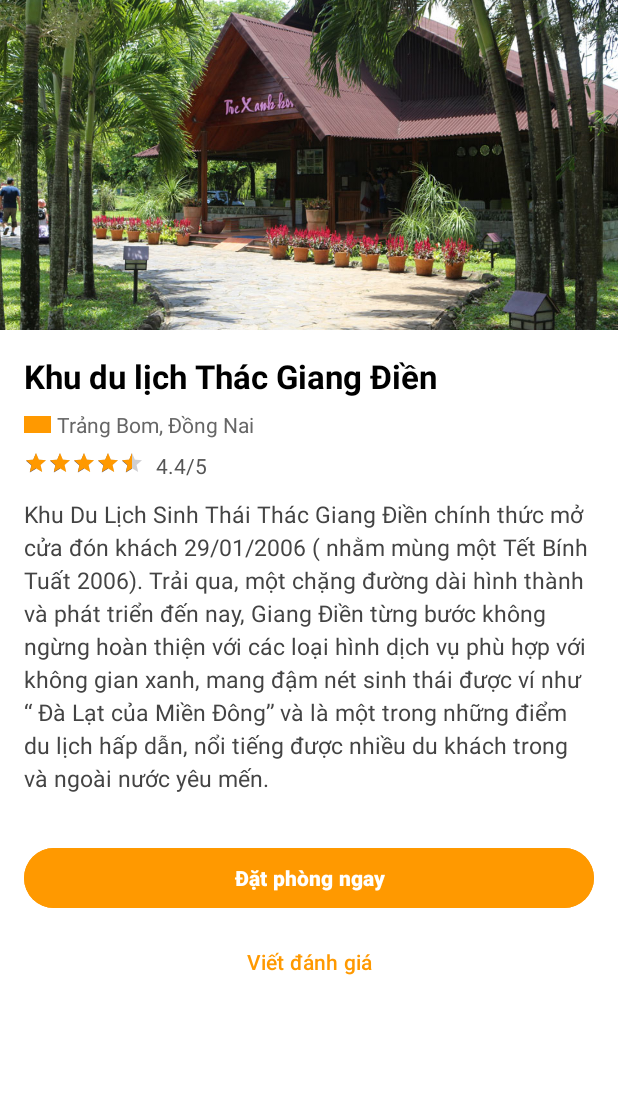
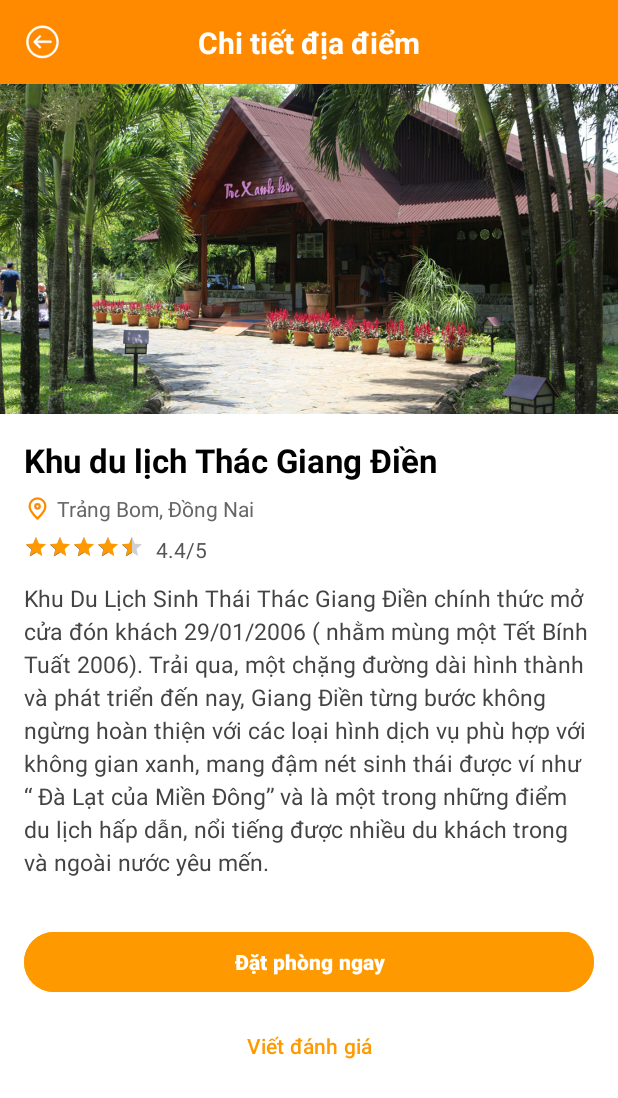
Before and after one commit to 21522009-spec/Travelover, an Android app built with Jetpack Compose: the PlaceDetailActivity screen opened directly, with no data from a screen before it, on a phone screen of 412 x 824 dp. Shown: the top 1098 px of the screen. Run offline under Robolectric (Android 15) with nearby library versions, the phone set to English and light mode, and no system bars; 1 statement that could not run was skipped.

Commit message:
Add files via upload

```diff
--- a/app/src/main/res/layout/activity_place_detail.xml
+++ b/app/src/main/res/layout/activity_place_detail.xml
@@ -6,14 +6,47 @@
     android:background="@color/white"
     android:orientation="vertical">
 
+    <!-- Thanh tiêu đề -->
+    <androidx.constraintlayout.widget.ConstraintLayout
+        android:layout_width="match_parent"
+        android:layout_height="56dp"
+        android:background="@color/primary_orange"
+        android:paddingHorizontal="12dp">
+
+        <ImageView
+            android:id="@+id/btnBack"
+            android:layout_width="32dp"
+            android:layout_height="32dp"
+            android:contentDescription="Quay lại"
+            android:src="@drawable/ic_arrow_back"
+            app:tint="@android:color/white"
+            app:layout_constraintBottom_toBottomOf="parent"
+            app:layout_constraintStart_toStartOf="parent"
+            app:layout_constraintTop_toTopOf="parent" />
+
+        <TextView
+            android:id="@+id/tvToolbarTitle"
+            android:layout_width="wrap_content"
+            android:layout_height="wrap_content"
+            android:text="Chi tiết địa điểm"
+            android:textColor="@android:color/white"
+            android:textSize="20sp"
+            android:textStyle="bold"
+            app:layout_constraintBottom_toBottomOf="parent"
+            app:layout_constraintEnd_toEndOf="parent"
+            app:layout_constraintStart_toStartOf="parent"
+            app:layout_constraintTop_toTopOf="parent" />
+
+    </androidx.constraintlayout.widget.ConstraintLayout>
+
     <!-- Ảnh địa điểm -->
     <ImageView
         android:id="@+id/imgPlace"
         android:layout_width="match_parent"
         android:layout_height="220dp"
+        android:contentDescription="Ảnh địa điểm"
         android:scaleType="centerCrop"
-        android:src="@drawable/thac_giang_dien"
-        android:contentDescription="Ảnh địa điểm" />
+        android:src="@drawable/thac_giang_dien" />
 
     <!-- Nội dung cuộn -->
     <ScrollView
@@ -49,9 +82,10 @@
                 <ImageView
                     android:layout_width="18dp"
                     android:layout_height="18dp"
-                    android:src="@drawable/thac_giang_dien"
-                    app:tint="#FF9900"
-                    android:layout_marginEnd="4dp" />
+                    android:layout_marginEnd="4dp"
+                    android:contentDescription="Biểu tượng vị trí"
+                    android:src="@drawable/ic_location"
+                    app:tint="@color/primary_orange" />
 
                 <TextView
                     android:id="@+id/tvLocation"
--- a/app/src/main/res/layout/activity_review.xml
+++ b/app/src/main/res/layout/activity_review.xml
@@ -86,7 +86,11 @@
             android:layout_width="wrap_content"
             android:layout_height="wrap_content"
             android:numStars="5"
+            android:progressBackgroundTint="#DDDDDD"
+            android:progressTint="#fff600"
+            android:secondaryProgressTint="#fff600"
             android:stepSize="1"
+            android:thumbTint="#fff600"
             android:rating="4" />
     </LinearLayout>
 
```
Also changed, not shown: app/src/main/res/layout/activity_main.xml (+8 -3 lines), app/src/main/res/layout/activity_search_result.xml (+5 -2 lines).
